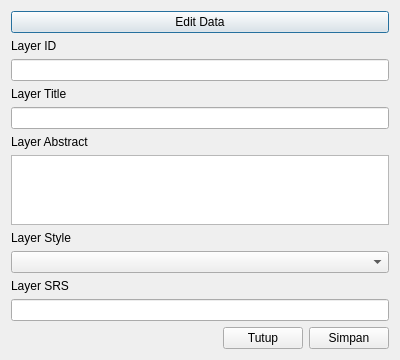
sandynagara/Palapa, file ui/info_edit_layer.ui: the form before one commit.
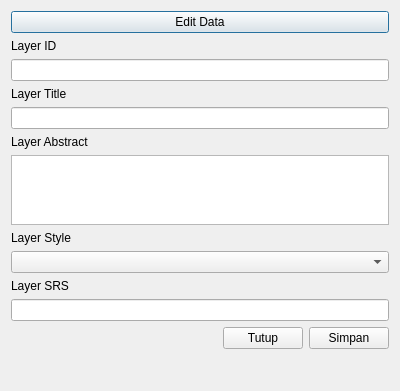
The form after the commit.

```diff
--- a/ui/info_edit_layer.ui
+++ b/ui/info_edit_layer.ui
@@ -111,6 +111,31 @@
      </item>
     </layout>
    </item>
+   <item>
+    <widget class="QLabel" name="label_status">
+     <property name="minimumSize">
+      <size>
+       <width>0</width>
+       <height>25</height>
+      </size>
+     </property>
+     <property name="styleSheet">
+      <string notr="true">border-radius: 4px;</string>
+     </property>
+     <property name="text">
+      <string/>
+     </property>
+     <property name="wordWrap">
+      <bool>true</bool>
+     </property>
+     <property name="margin">
+      <number>10</number>
+     </property>
+     <property name="indent">
+      <number>10</number>
+     </property>
+    </widget>
+   </item>
   </layout>
  </widget>
  <resources/>
```
